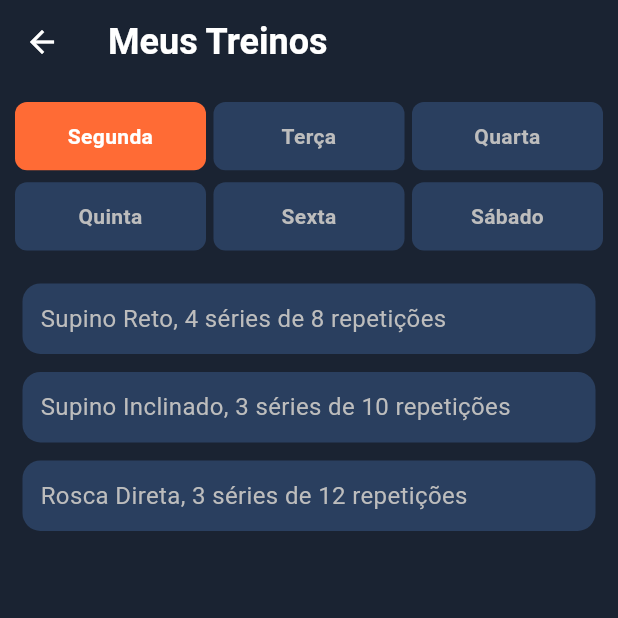
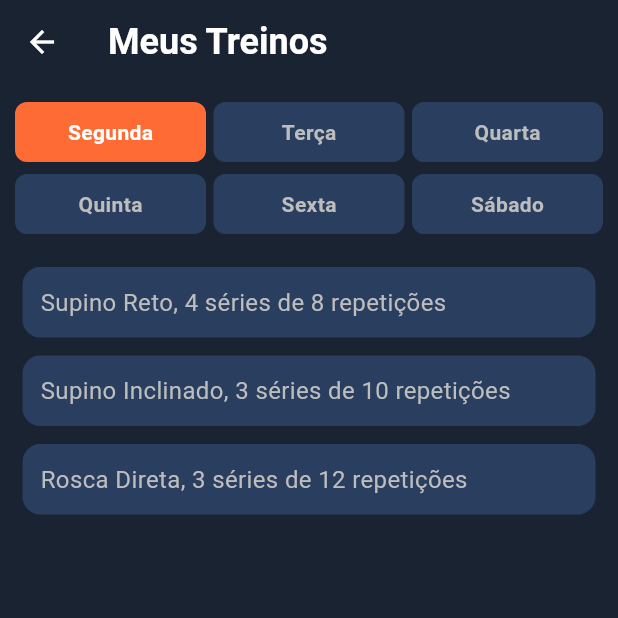
Before and after one commit to Mestre-V/IronMentorMobile, a Flutter app: the screen it shows after launch, after a tap on "Entrar", on a phone screen of 412 x 824 dp, the top half of it. Run offline on Flutter 3.47's test engine with Material 3 defaults, Android fonts, the phone set to English and light mode, and no system bars.

Commit message:
Terceiro commit
algumas modificações no código adicionando layout (columns e rows) para atender ás especificações do professor

```diff
--- a/lib/treinos.dart
+++ b/lib/treinos.dart
@@ -26,7 +26,7 @@ class _TreinosPageState extends State<TreinosPage> {
     'Quarta': [
       'Rosca Inversa, 3 séries de 12 repetições',
       'Polia Alta, 3 séries de 12 repetições',
-      'Crucifixo, 3 séries de 15 repetições',
+      'Crucifixo, 3 séries de 14 repetições',
     ],
     'Quinta': [
       'Agachamento Livre, 4 séries de 6 repetições',
@@ -62,34 +62,35 @@ class _TreinosPageState extends State<TreinosPage> {
           // grid dos dias da semana 2 linhas de 3 colunas
           Container(
             padding: const EdgeInsets.symmetric(horizontal: 10, vertical: 12),
-            child: GridView.count(
-              shrinkWrap: true,
-              physics: const NeverScrollableScrollPhysics(),
-              crossAxisCount: 3,
-              crossAxisSpacing: 5,
-              mainAxisSpacing: 8,
-              childAspectRatio: 2.8,
-              children: List.generate(
-                dias.length,
-                (index) => GestureDetector(
-                  onTap: () => setState(() => diaAtivo = index),
-                  child: Container(
-                    alignment: Alignment.center,
-                    padding: const EdgeInsets.symmetric(horizontal: 12, vertical: 10),
-                    decoration: BoxDecoration(
-                      color: diaAtivo == index ? const Color(0xFFFF6B35) : const Color(0xFF2A3F5F),
-                      borderRadius: BorderRadius.circular(8),
-                    ),
-                    child: Text(
-                      dias[index],
-                      textAlign: TextAlign.center,
-                      style: TextStyle(color: diaAtivo == index ? Colors.white : Colors.grey[400], fontSize: 14, fontWeight: FontWeight.w600),
-                    ),
-                  ),
+            child: Column(
+              children: [
+                // primira linha
+                Row(
+                  children: [
+                    Expanded(child: oBotao(0)),
+                    const SizedBox(width: 5), // Espaçamento entre os botões
+                    Expanded(child: oBotao(1)),
+                    const SizedBox(width: 5),
+                    Expanded(child: oBotao(2)),
+                  ],
                 ),
-              ),
+
+                const SizedBox(height: 8), // Espaçamento entre as linhas (mainAxisSpacing)
+
+                // segunda linha
+                Row(
+                  children: [
+                    Expanded(child: oBotao(3)),
+                    const SizedBox(width: 5),
+                    Expanded(child: oBotao(4)),
+                    const SizedBox(width: 5),
+                    Expanded(child: oBotao(5)),
+                  ],
+                ),
+              ],
             ),
           ),
+
           // lista de exercícios do dia que o cara seleciona
           Expanded(
             child: ListView.builder(
@@ -116,4 +117,27 @@ class _TreinosPageState extends State<TreinosPage> {
       ),
     );
   }
+
+ // função obotão
+  Widget oBotao(int index) {
+    return GestureDetector(
+      onTap: () => setState(() => diaAtivo = index),
+      child: Container(
+        alignment: Alignment.center,
+        padding: const EdgeInsets.symmetric(vertical: 10),
+        decoration: BoxDecoration(
+          color: diaAtivo == index ? const Color(0xFFFF6B35) : const Color(0xFF2A3F5F),
+          borderRadius: BorderRadius.circular(8),
+        ),
+        child: Text(
+          dias[index],
+          style: TextStyle(
+            color: diaAtivo == index ? Colors.white : Colors.grey[400],
+            fontSize: 14,
+            fontWeight: FontWeight.w600,
+          ),
+        ),
+      ),
+    );
+  }
 }
```
